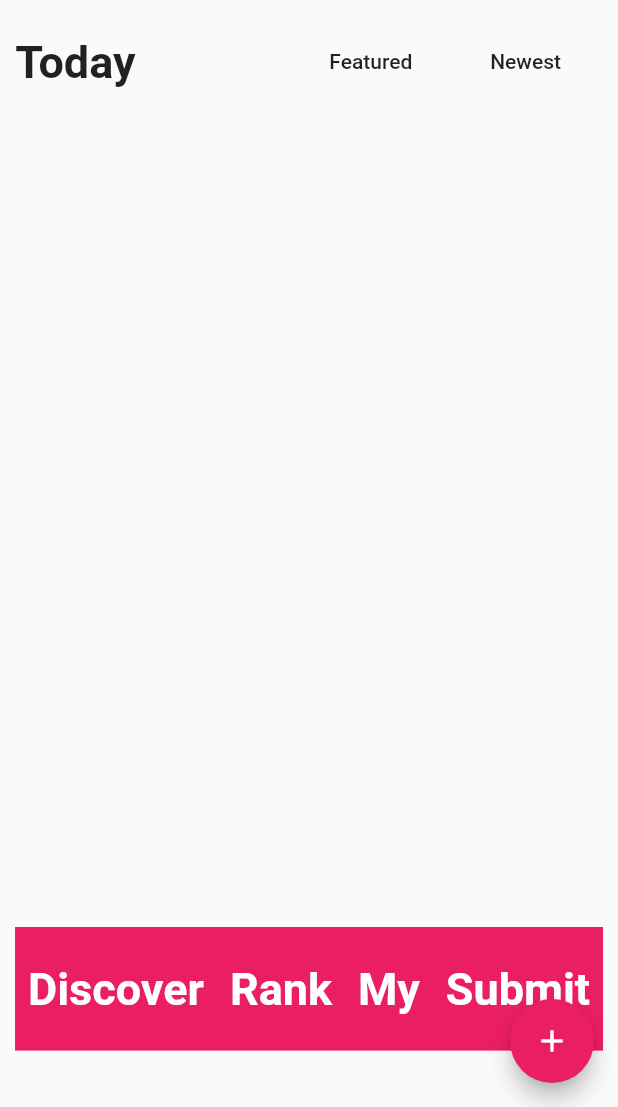
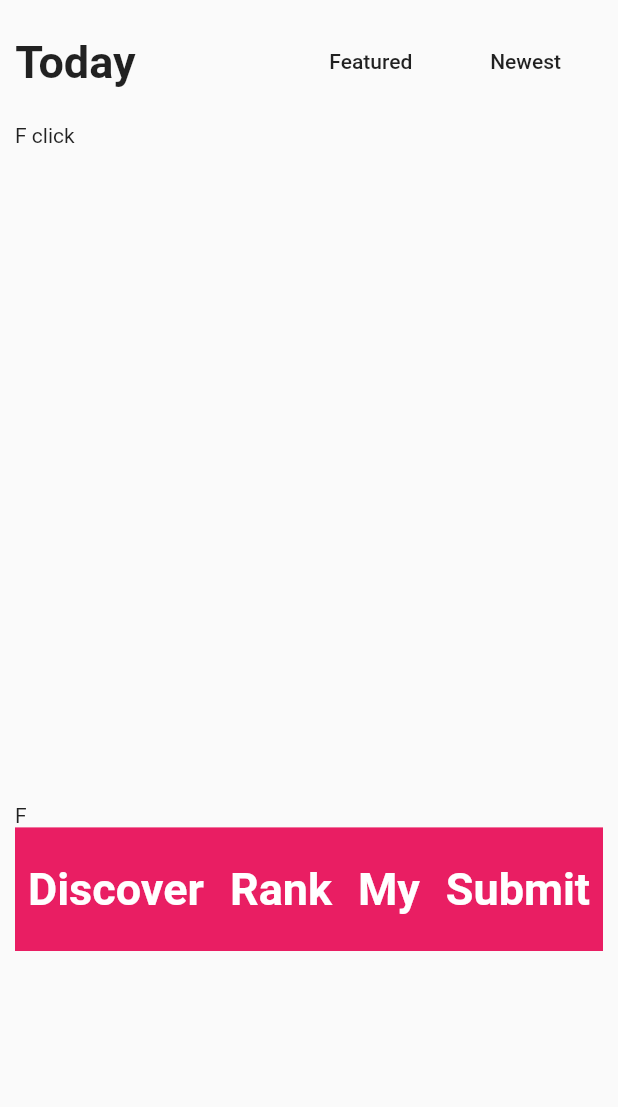
Before and after one commit to jeon-sanghyun/test, a Flutter app: the screen it shows after launch, after a tap on "Featured", on a phone screen of 412 x 824 dp, the part 129-1236 px from its top. Run offline on Flutter 3.47's test engine with Material 2 defaults, Android fonts, the phone set to English and light mode, and no system bars.

Commit message:
button에 따른 내용 변환

```diff
--- a/lib/artist_list.dart
+++ b/lib/artist_list.dart
@@ -1,15 +1,43 @@
 import 'package:flutter/material.dart';
-import './featured_list.dart';
-import './newest_list.dart';
 
 class ArtistList extends StatelessWidget {
-  final String list;
+  final Function click;
+  final  list;
+  String a;
 
-  ArtistList(this.list);
+  ArtistList(
+    this.click,
+    this.list,
+  );
+
+  String condition(list) {
+    if (list == 'F') {
+      a = 'F click';
+      print(a);
+    } else if (list == 'N') {
+      a = 'N click';
+      print(a);
+    } else {
+      a = 'no click';
+      print(a);
+    }
+   return a;
+  }
+
+//  String get resultcondition {
+//    String resultlist;
+//    if (list == 'F') {
+//      resultlist = 'f click';
+//    } else if (list == 'N') {
+//      resultlist = 'n click';
+//    } else {
+//      resultlist = 'no click';
+//    }
+//    return resultlist;
+//  }
 
   @override
   Widget build(BuildContext context) {
-    print(list);
-
+    return Container(child: Text(condition(list).toString()));
   }
 }
--- a/lib/main.dart
+++ b/lib/main.dart
@@ -1,7 +1,6 @@
 import 'package:flutter/material.dart';
+
 import './artist_list.dart';
-import './newest_list.dart';
-import './featured_list.dart';
 
 void main() => runApp(MyApp());
 
@@ -29,21 +28,16 @@ class MyHomePage extends StatefulWidget {
 }
 
 class _MyHomePageState extends State<MyHomePage> {
-  int _counter = 0;
 
-  void _incrementCounter() {
+  String as='asdasd';
+
+  void click(String a) {
+    as =a;
+    print(as);
     setState(() {
-      _counter++;
+      print(as);
     });
-  }
-
-
-  void click() {
-
-  }
-
-  void list(){
-
+   //  return a;
   }
 
   @override
@@ -115,23 +109,24 @@ class _MyHomePageState extends State<MyHomePage> {
                     width: mediaQuery.size.width * 0.25,
                     child: FlatButton(
                       child: Text('Featured'),
-                      onPressed: () { ArtistList('F'); print('F_click');},
+                      onPressed: () {click('F');},
                     ),
                   ),
                   Container(
                     width: mediaQuery.size.width * 0.25,
                     child: FlatButton(
                       child: Text('Newest'),
-                      onPressed: () {ArtistList('N'); print('N_click');},
+                      onPressed: () {click('N');},
                     ),
                   ),
                 ],
               ),
             ),
             Container(
-              height: mediaQuery.size.height * 0.65,
-              child: null,
-            ),
+              height: mediaQuery.size.height * 0.55,
+              child:
+              ArtistList(click, as),),
+            Container(child: Text(as),),
             Container(
               height: mediaQuery.size.height * 0.1,
               color: Colors.pink,
@@ -172,11 +167,11 @@ class _MyHomePageState extends State<MyHomePage> {
           ],
         ),
       ),
-      floatingActionButton: FloatingActionButton(
-        onPressed: _incrementCounter,
-        tooltip: 'Increment',
-        child: Icon(Icons.add),
-      ),
+//      floatingActionButton: FloatingActionButton(
+//        onPressed: _incrementCounter,
+//        tooltip: 'Increment',
+//        child: Icon(Icons.add),
+      //     ),
     );
   }
 }
```
